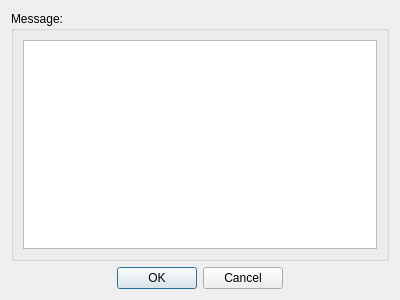
The window that qtui/view_chanmsg_dialog.ui (metamarcdw/metamarket) describes before a commit, drawn with Qt 5.
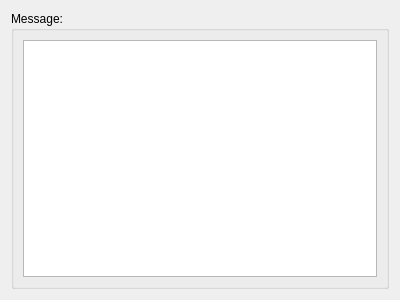
The same window after the commit.

Commit message: Remove buttons from view_chanmsg_dialog

What changed in the file:
```diff
--- a/qtui/view_chanmsg_dialog.ui
+++ b/qtui/view_chanmsg_dialog.ui
@@ -35,19 +35,6 @@
        </layout>
       </widget>
      </item>
-     <item>
-      <widget class="QDialogButtonBox" name="buttonBox">
-       <property name="orientation">
-        <enum>Qt::Horizontal</enum>
-       </property>
-       <property name="standardButtons">
-        <set>QDialogButtonBox::Cancel|QDialogButtonBox::Ok</set>
-       </property>
-       <property name="centerButtons">
-        <bool>true</bool>
-       </property>
-      </widget>
-     </item>
     </layout>
    </item>
   </layout>
```
Left out of the diff: 35 changed lines with no effect on the pictures. The commit also changes 1 other file.
